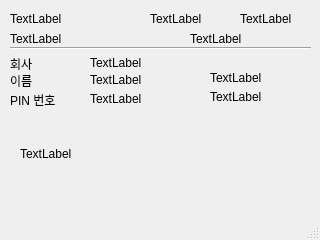
mike-kang/Project_fb, file qt/acu/mainwindow.ui: the form before one commit.
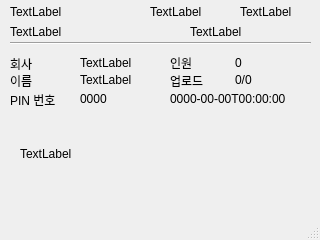
The form after the commit. Icons and pictures are not drawn.

```diff
--- a/qt/acu/mainwindow.ui
+++ b/qt/acu/mainwindow.ui
@@ -33,7 +33,7 @@
     <property name="geometry">
      <rect>
       <x>10</x>
-      <y>30</y>
+      <y>23</y>
       <width>85</width>
       <height>17</height>
      </rect>
@@ -49,7 +49,7 @@
     <property name="geometry">
      <rect>
       <x>190</x>
-      <y>30</y>
+      <y>23</y>
       <width>66</width>
       <height>17</height>
      </rect>
@@ -65,7 +65,7 @@
     <property name="geometry">
      <rect>
       <x>150</x>
-      <y>10</y>
+      <y>3</y>
       <width>81</width>
       <height>17</height>
      </rect>
@@ -81,7 +81,7 @@
     <property name="geometry">
      <rect>
       <x>240</x>
-      <y>10</y>
+      <y>3</y>
       <width>80</width>
       <height>17</height>
      </rect>
@@ -110,7 +110,7 @@
     <property name="geometry">
      <rect>
       <x>10</x>
-      <y>40</y>
+      <y>35</y>
       <width>301</width>
       <height>16</height>
      </rect>
@@ -157,7 +157,7 @@
     </property>
     <property name="geometry">
      <rect>
-      <x>90</x>
+      <x>80</x>
       <y>55</y>
       <width>66</width>
       <height>16</height>
@@ -173,7 +173,7 @@
     </property>
     <property name="geometry">
      <rect>
-      <x>90</x>
+      <x>80</x>
       <y>72</y>
       <width>66</width>
       <height>16</height>
@@ -189,30 +189,30 @@
     </property>
     <property name="geometry">
      <rect>
-      <x>90</x>
+      <x>80</x>
       <y>91</y>
-      <width>101</width>
+      <width>71</width>
       <height>16</height>
      </rect>
     </property>
     <property name="text">
-     <string>TextLabel</string>
+     <string>0000</string>
     </property>
    </widget>
-   <widget class="QLabel" name="labelDownload">
+   <widget class="QLabel" name="labelTotal_">
     <property name="enabled">
      <bool>true</bool>
     </property>
     <property name="geometry">
      <rect>
-      <x>210</x>
-      <y>70</y>
-      <width>81</width>
+      <x>170</x>
+      <y>55</y>
+      <width>41</width>
       <height>16</height>
      </rect>
     </property>
     <property name="text">
-     <string>TextLabel</string>
+     <string>인원</string>
     </property>
    </widget>
    <widget class="QLabel" name="labelUpload">
@@ -221,14 +221,14 @@
     </property>
     <property name="geometry">
      <rect>
-      <x>210</x>
-      <y>89</y>
-      <width>66</width>
-      <height>16</height>
+      <x>235</x>
+      <y>70</y>
+      <width>51</width>
+      <height>20</height>
      </rect>
     </property>
     <property name="text">
-     <string>TextLabel</string>
+     <string>0/0</string>
     </property>
    </widget>
    <widget class="QLabel" name="labelMsg">
@@ -257,7 +257,7 @@
     <property name="geometry">
      <rect>
       <x>10</x>
-      <y>10</y>
+      <y>3</y>
       <width>161</width>
       <height>17</height>
      </rect>
@@ -295,6 +295,51 @@
      <pixmap>Images/finger.gif</pixmap>
     </property>
    </widget>
+   <widget class="QLabel" name="labelDownload">
+    <property name="enabled">
+     <bool>true</bool>
+    </property>
+    <property name="geometry">
+     <rect>
+      <x>235</x>
+      <y>55</y>
+      <width>61</width>
+      <height>16</height>
+     </rect>
+    </property>
+    <property name="text">
+     <string>0</string>
+    </property>
+   </widget>
+   <widget class="QLabel" name="labelUpload_">
+    <property name="enabled">
+     <bool>true</bool>
+    </property>
+    <property name="geometry">
+     <rect>
+      <x>170</x>
+      <y>73</y>
+      <width>51</width>
+      <height>16</height>
+     </rect>
+    </property>
+    <property name="text">
+     <string>업로드</string>
+    </property>
+   </widget>
+   <widget class="QLabel" name="labelLUT_1">
+    <property name="geometry">
+     <rect>
+      <x>170</x>
+      <y>89</y>
+      <width>141</width>
+      <height>20</height>
+     </rect>
+    </property>
+    <property name="text">
+     <string>0000-00-00T00:00:00</string>
+    </property>
+   </widget>
   </widget>
   <widget class="QStatusBar" name="statusBar">
    <property name="maximumSize">
```
